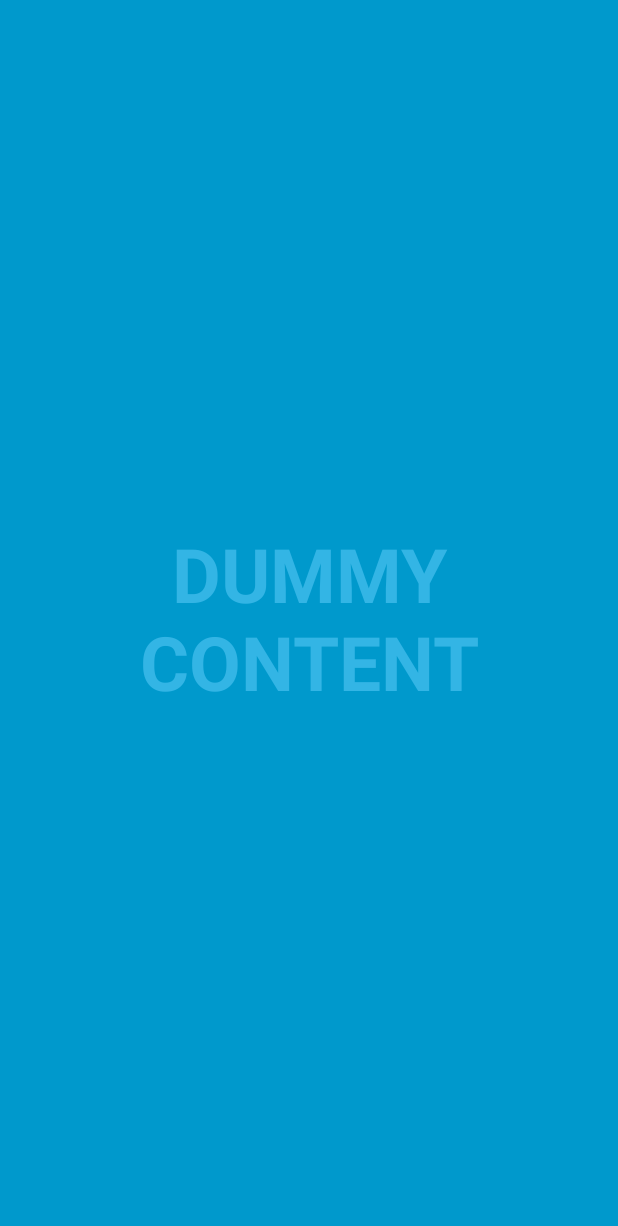
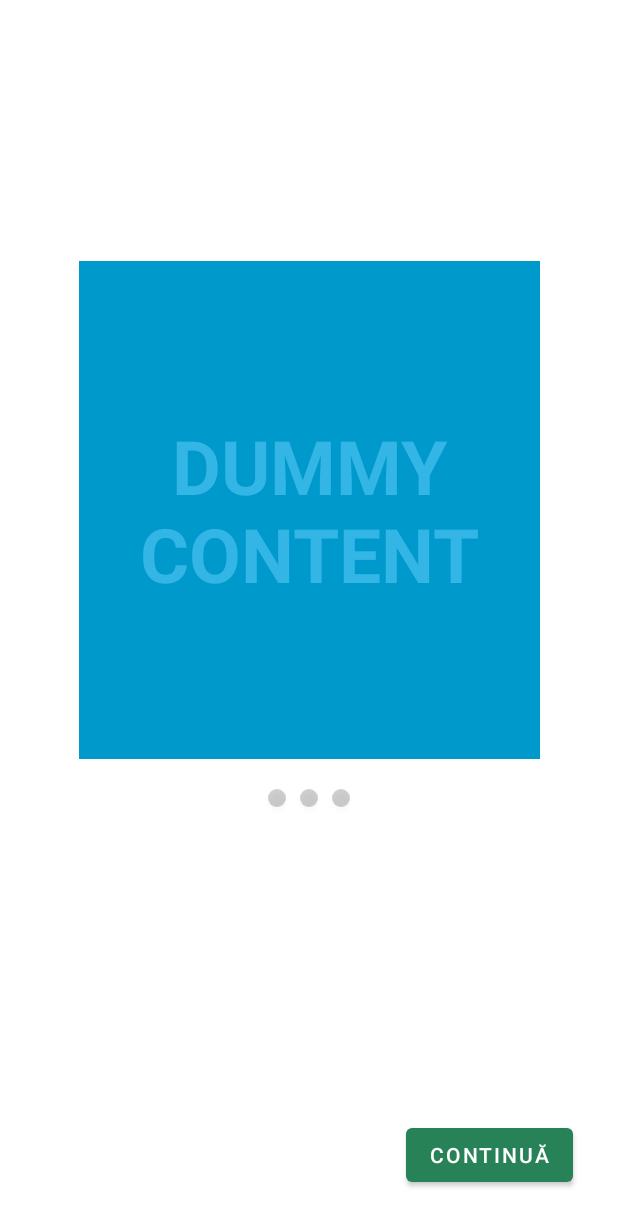
Before and after one commit to mihaiLambru/Budget-Tracker, an Android app: the screen it shows after launch (WelcomeActivity), on a phone screen of 412 x 824 dp. Shown: the top 1226 px of the screen. Run offline under Robolectric (Android 15) with nearby library versions, the phone set to English and light mode, and no system bars.

Commit message:
Update UI + MainActivity + CustomAdapter

```diff
--- a/app/src/main/AndroidManifest.xml
+++ b/app/src/main/AndroidManifest.xml
@@ -9,6 +9,9 @@
         android:roundIcon="@mipmap/ic_launcher_round"
         android:supportsRtl="true"
         android:theme="@style/CustomTheme">
+        <activity android:name=".MainActivity">
+
+        </activity>
         <activity android:name=".WelcomeActivity">
             <intent-filter>
                 <action android:name="android.intent.action.MAIN" />
@@ -16,7 +19,6 @@
                 <category android:name="android.intent.category.LAUNCHER" />
             </intent-filter>
         </activity>
-        <!-- Am schimbat theme-ul -->
         <activity android:name=".SablonCheltuialaActivity" />
         <activity android:name=".EditareContActivity" />
         <activity android:name=".LoginActivity" />
--- a/app/src/main/java/com/example/budgettracker/LoginActivity.java
+++ b/app/src/main/java/com/example/budgettracker/LoginActivity.java
@@ -2,7 +2,9 @@ package com.example.budgettracker;
 
 import androidx.appcompat.app.AppCompatActivity;
 
+import android.content.Intent;
 import android.os.Bundle;
+import android.view.View;
 
 public class LoginActivity extends AppCompatActivity {
 
@@ -11,4 +13,8 @@ public class LoginActivity extends AppCompatActivity {
         super.onCreate(savedInstanceState);
         setContentView(R.layout.activity_login);
     }
+
+    public void onClickLogin(View view) {
+        startActivity(new Intent(this, MainActivity.class));
+    }
 }
--- a/app/src/main/java/com/example/budgettracker/RegisterActivity.java
+++ b/app/src/main/java/com/example/budgettracker/RegisterActivity.java
@@ -10,7 +10,7 @@ import android.widget.EditText;
 
 public class RegisterActivity extends AppCompatActivity {
 
-    private final int reqCodeRegisterActivity=101;
+    private final int reqCodeRegisterActivity = 101;
 
     @Override
     protected void onCreate(Bundle savedInstanceState) {
--- a/app/src/main/java/com/example/budgettracker/WelcomeActivity.java
+++ b/app/src/main/java/com/example/budgettracker/WelcomeActivity.java
@@ -1,6 +1,8 @@
 package com.example.budgettracker;
 
+import android.content.Intent;
 import android.os.Bundle;
+import android.view.View;
 
 import androidx.appcompat.app.AppCompatActivity;
 
@@ -11,4 +13,8 @@ public class WelcomeActivity extends AppCompatActivity {
         super.onCreate(savedInstanceState);
         setContentView(R.layout.activity_welcome);
     }
+
+    public void onClickNext(View view) {
+        startActivity(new Intent(this, RegisterActivity.class));
+    }
 }
--- /dev/null
+++ b/app/src/main/res/drawable/arrow_down.xml
@@ -0,0 +1,5 @@
+<vector android:height="24dp" android:tint="#9E4F9E"
+    android:viewportHeight="24" android:viewportWidth="24"
+    android:width="24dp" xmlns:android="http://schemas.android.com/apk/res/android">
+    <path android:fillColor="@android:color/white" android:pathData="M7.41,8.59L12,13.17l4.59,-4.58L18,10l-6,6 -6,-6 1.41,-1.41z"/>
+</vector>
--- /dev/null
+++ b/app/src/main/res/drawable/oval_shape_widget.xml
@@ -0,0 +1,8 @@
+<?xml version="1.0" encoding="utf-8"?>
+<shape xmlns:android="http://schemas.android.com/apk/res/android"
+    android:shape="oval">
+    <solid android:color="#2F000000" />
+    <size
+        android:width="1dp"
+        android:height="1dp" />
+</shape>
--- a/app/src/main/res/drawable/rounded_text_view_green.xml
+++ /dev/null
@@ -1,5 +0,0 @@
-<?xml version="1.0" encoding="UTF-8"?>
-<shape xmlns:android="http://schemas.android.com/apk/res/android">
-    <solid android:color="#66BB6A" />
-    <corners android:radius="10dp" />
-</shape>
--- a/app/src/main/res/layout/activity_welcome.xml
+++ b/app/src/main/res/layout/activity_welcome.xml
@@ -9,11 +9,54 @@
     <fragment
         android:id="@+id/fragment3"
         android:name="com.example.budgettracker.WelcomeFragment1"
-        android:layout_width="0dp"
-        android:layout_height="0dp"
+        android:layout_width="307dp"
+        android:layout_height="332dp"
         app:layout_constraintBottom_toBottomOf="parent"
         app:layout_constraintEnd_toEndOf="parent"
-        app:layout_constraintHorizontal_bias="0.498"
         app:layout_constraintStart_toStartOf="parent"
-        app:layout_constraintTop_toTopOf="parent" />
+        app:layout_constraintTop_toTopOf="parent"
+        app:layout_constraintVertical_bias="0.353" />
+
+    <android.widget.Button
+        android:id="@+id/smallWidget1"
+        android:layout_width="12dp"
+        android:layout_height="12dp"
+        android:background="@drawable/oval_shape_widget"
+        app:layout_constraintBottom_toBottomOf="@+id/smallWidget2"
+        app:layout_constraintEnd_toStartOf="@+id/smallWidget2"
+        app:layout_constraintHorizontal_bias="0.95"
+        app:layout_constraintStart_toStartOf="parent"
+        app:layout_constraintTop_toTopOf="@+id/smallWidget2" />
+
+    <android.widget.Button
+        android:id="@+id/smallWidget2"
+        android:layout_width="12dp"
+        android:layout_height="12dp"
+        android:layout_marginTop="20dp"
+        android:background="@drawable/oval_shape_widget"
+        app:layout_constraintEnd_toEndOf="parent"
+        app:layout_constraintStart_toStartOf="parent"
+        app:layout_constraintTop_toBottomOf="@+id/fragment3" />
+
+    <android.widget.Button
+        android:id="@+id/smallWidget3"
+        android:layout_width="12dp"
+        android:layout_height="12dp"
+        android:background="@drawable/oval_shape_widget"
+        app:layout_constraintBottom_toBottomOf="@+id/smallWidget2"
+        app:layout_constraintEnd_toEndOf="parent"
+        app:layout_constraintHorizontal_bias="0.05"
+        app:layout_constraintStart_toEndOf="@+id/smallWidget2"
+        app:layout_constraintTop_toTopOf="@+id/smallWidget2" />
+
+    <Button
+        android:id="@+id/buttonNext"
+        android:layout_width="wrap_content"
+        android:layout_height="wrap_content"
+        android:layout_marginEnd="30dp"
+        android:layout_marginBottom="30dp"
+        android:text="@string/continua"
+        android:onClick="onClickNext"
+        app:layout_constraintBottom_toBottomOf="parent"
+        app:layout_constraintEnd_toEndOf="parent" />
 </androidx.constraintlayout.widget.ConstraintLayout>
--- a/app/src/main/res/values/colors.xml
+++ b/app/src/main/res/values/colors.xml
@@ -3,11 +3,15 @@
     <color name="colorPrimary">#6200EE</color>
     <color name="colorPrimaryDark">#3700B3</color>
     <color name="colorAccent">#03DAC5</color>
-    <!--Am adaugat 3 culori-->
-    <color name="colorCustomPrimary">#4CAF50</color>
-    <color name="colorCustomDarkPrimary">#388E3C</color>
-    <color name="colorCustomAccent">#D500F9</color>
+    <color name="colorCustomPrimary">#278257</color>
+    <color name="colorCustomDarkPrimary">#125a38</color>
+    <color name="colorCustomAccent">#9e4f9e</color>
     <color name="black">#000000</color>
     <color name="white">#FFFFFF</color>
     <color name="black_overlay">#66000000</color>
+    <color name="bright_green">#458C67</color>
+    <color name="gray">#666666</color>
+    <color name="color_eur">#1470CC</color>
+    <color name="color_usd">#298C2F</color>
+    <color name="color_ron">#CC1F1F</color>
 </resources>
--- a/app/src/main/res/values/strings.xml
+++ b/app/src/main/res/values/strings.xml
@@ -5,6 +5,7 @@
     <string name="verificare_parola">Verificare parolă</string>
     <string name="conectareButton">Conectare</string>
     <string name="inregButton">ÎNREGISTRARE</string>
+    <string name="autenButton">AUTENTIFICARE</string>
     <string name="numecontText">Nume cont</string>
     <string name="tipText">Tip</string>
     <string name="monedaText">Monedă</string>
@@ -21,4 +22,7 @@
     <string name="hello_blank_fragment">Hello blank fragment</string>
     <string name="dummy_button">Dummy Button</string>
     <string name="dummy_content">DUMMY\nCONTENT</string>
+    <string name="cont_curent">Cont curent: </string>
+    <string name="continua">Continuă</string>
+
 </resources>
--- a/app/src/main/res/values/styles.xml
+++ b/app/src/main/res/values/styles.xml
@@ -11,12 +11,8 @@
         <item name="colorPrimary">@color/colorCustomPrimary</item>
         <item name="colorPrimaryDark">@color/colorCustomDarkPrimary</item>
         <item name="colorAccent">@color/colorCustomAccent</item>
+        <item name="colorSecondary">@color/colorCustomAccent</item>
+        <item name="colorOnSecondary">@color/white</item>
     </style>
 
-    <style name="InfoStyle">
-        <item name="background">@drawable/rounded_text_view_green</item>
-    </style>
-
-
-
 </resources>
```
Also changed, not shown: app/src/main/java/com/example/budgettracker/Cont.java (added, +33 -0 lines), app/src/main/java/com/example/budgettracker/CustomAdapter.java (added, +56 -0 lines), app/src/main/java/com/example/budgettracker/MainActivity.java (added, +31 -0 lines), app/src/main/res/layout/activity_login.xml (+10 -0 lines), app/src/main/res/layout/activity_main.xml (added, +46 -0 lines), app/src/main/res/layout/activity_register.xml (+24 -26 lines), app/src/main/res/layout/item_spinner.xml (added, +54 -0 lines).
